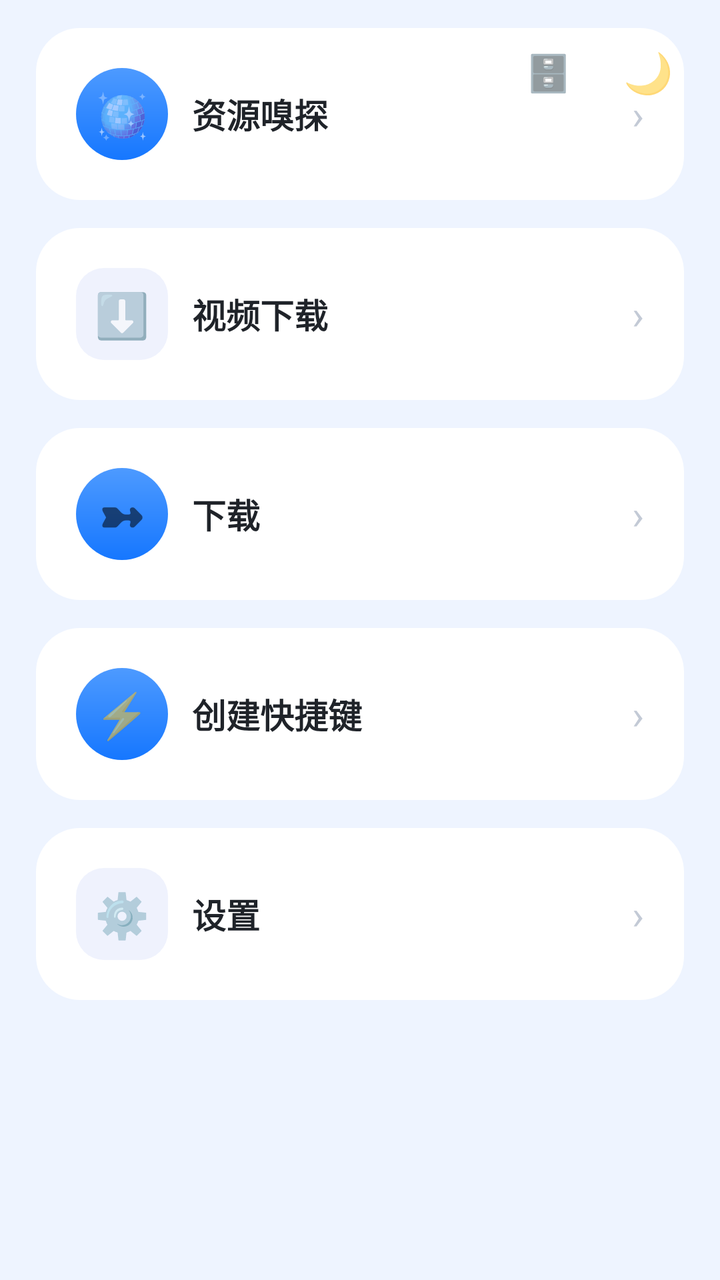
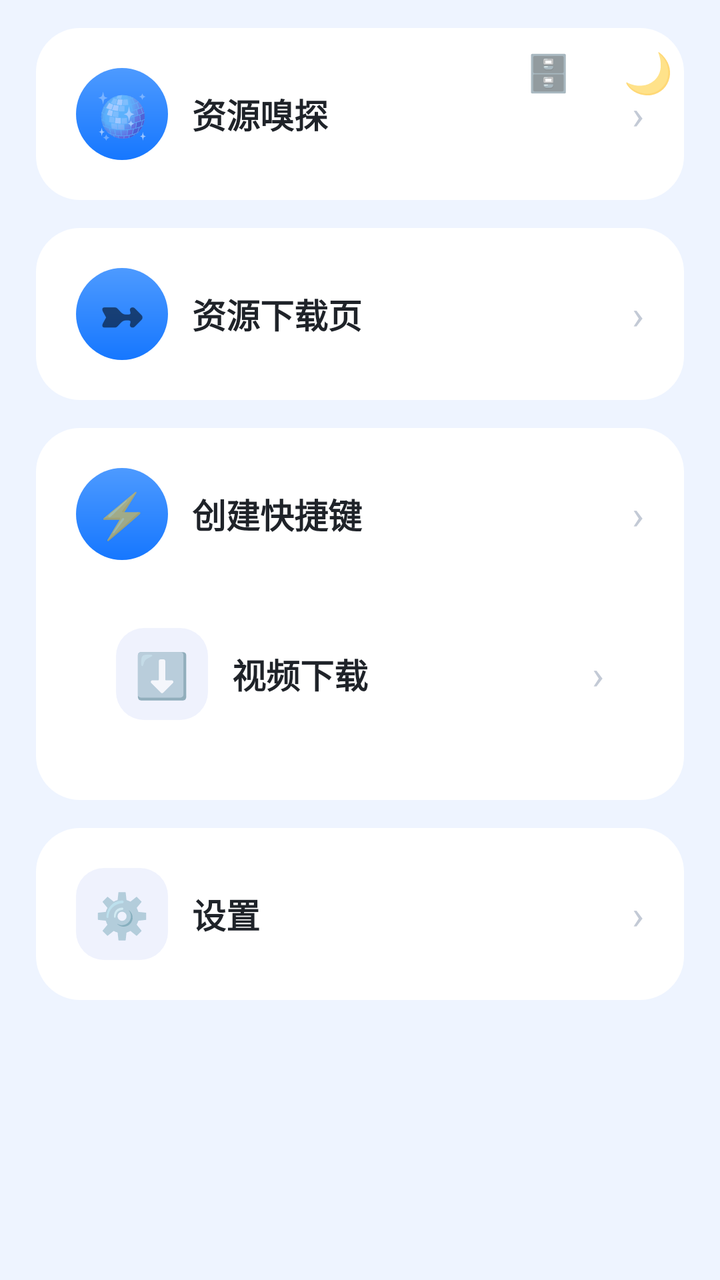

Two renders of the same Android screen: before a commit and after it. Below are the layout's source before the change and the commit's diff.
<!-- AndroidManifest.xml: application theme AppTheme -->
<!-- res/layout/activity_toolbox.xml -->
<?xml version="1.0" encoding="utf-8"?>
<FrameLayout xmlns:android="http://schemas.android.com/apk/res/android"
    android:id="@+id/toolRoot"
    android:layout_width="match_parent" android:layout_height="match_parent">

    <TextView android:id="@+id/lanToggle"
        android:layout_width="44dp" android:layout_height="44dp"
        android:layout_gravity="top|right" android:layout_marginTop="14dp" android:layout_marginRight="64dp"
        android:gravity="center" android:elevation="6dp"
        android:text="🗄️" android:textSize="18sp"/>

    <TextView android:id="@+id/themeToggle"
        android:layout_width="44dp" android:layout_height="44dp"
        android:layout_gravity="top|right" android:layout_margin="14dp"
        android:gravity="center" android:elevation="6dp"
        android:text="🌙" android:textSize="20sp"/>

    <LinearLayout android:id="@+id/toolColumn"
        android:layout_width="match_parent" android:layout_height="match_parent"
        android:orientation="vertical"
        android:background="@color/bg">

        <ScrollView
            android:layout_width="match_parent" android:layout_height="match_parent"
            android:fillViewport="true" android:scrollbars="none">

            <LinearLayout
                android:layout_width="match_parent" android:layout_height="wrap_content"
                android:orientation="vertical"
                android:paddingLeft="18dp" android:paddingRight="18dp"
                android:paddingTop="14dp" android:paddingBottom="18dp">

                <LinearLayout android:tag="card" android:id="@+id/cardPlayer"
                    android:layout_width="match_parent" android:layout_height="wrap_content"
                    android:layout_marginTop="0dp"
                    android:background="@drawable/bg_card" android:orientation="vertical"
                    android:padding="20dp">

                    <LinearLayout
                        android:layout_width="match_parent" android:layout_height="wrap_content"
                        android:orientation="horizontal" android:gravity="center_vertical">
                        <TextView
                            android:layout_width="46dp" android:layout_height="46dp"
                            android:background="@drawable/bg_btn"
                            android:text="🪩" android:textSize="22sp" android:gravity="center"/>
                        <TextView
                            android:layout_width="0dp" android:layout_height="wrap_content"
                            android:layout_weight="1" android:layout_marginLeft="12dp"
                            android:text="资源嗅探" android:textSize="17sp"
                            android:textStyle="bold" android:tag="title" android:textColor="@color/textMain"/>
                        <TextView android:text="›" android:textSize="20sp"
                            android:textColor="#C3CAD6"
                            android:layout_width="wrap_content" android:layout_height="wrap_content"/>
                    </LinearLayout>
                </LinearLayout>

                <LinearLayout android:tag="card" android:id="@+id/cardVideoDl"
                    android:layout_width="match_parent" android:layout_height="wrap_content"
                    android:layout_marginTop="14dp"
                    android:background="@drawable/bg_card" android:orientation="vertical"
                    android:padding="20dp">
                    <LinearLayout
                        android:layout_width="match_parent" android:layout_height="wrap_content"
                        android:orientation="horizontal" android:gravity="center_vertical">
                        <TextView
                            android:layout_width="46dp" android:layout_height="46dp"
                            android:background="@drawable/bg_btn_blue"
                            android:text="⬇️" android:textSize="22sp" android:gravity="center"/>
                        <TextView
                            android:layout_width="0dp" android:layout_height="wrap_content"
                            android:layout_weight="1" android:layout_marginLeft="12dp"
                            android:text="视频下载" android:textSize="17sp"
                            android:textStyle="bold" android:tag="title" android:textColor="@color/textMain"/>
                        <TextView android:text="›" android:textSize="20sp"
                            android:textColor="#C3CAD6"
                            android:layout_width="wrap_content" android:layout_height="wrap_content"/>
                    </LinearLayout>
                </LinearLayout>

                <LinearLayout android:tag="card" android:id="@+id/cardDownload"
                    android:layout_width="match_parent" android:layout_height="wrap_content"
                    android:layout_marginTop="14dp"
                    android:background="@drawable/bg_card" android:orientation="vertical"
                    android:padding="20dp">
                    <LinearLayout
                        android:layout_width="match_parent" android:layout_height="wrap_content"
                        android:orientation="horizontal" android:gravity="center_vertical">
                        <TextView
                            android:layout_width="46dp" android:layout_height="46dp"
                            android:background="@drawable/bg_btn"
                            android:text="➼" android:textSize="22sp" android:gravity="center"/>
                        <TextView
                            android:layout_width="0dp" android:layout_height="wrap_content"
                            android:layout_weight="1" android:layout_marginLeft="12dp"
                            android:text="下载" android:textSize="17sp"
                            android:textStyle="bold" android:tag="title" android:textColor="@color/textMain"/>
                        <TextView android:text="›" android:textSize="20sp"
                            android:textColor="#C3CAD6"
                            android:layout_width="wrap_content" android:layout_height="wrap_content"/>
                    </LinearLayout>
                </LinearLayout>
                <LinearLayout android:tag="card" android:id="@+id/cardShortcut"
                    android:layout_width="match_parent" android:layout_height="wrap_content"
                    android:layout_marginTop="14dp"
                    android:background="@drawable/bg_card" android:orientation="vertical"
                    android:padding="20dp">
                    <LinearLayout
                        android:layout_width="match_parent" android:layout_height="wrap_content"
                        android:orientation="horizontal" android:gravity="center_vertical">
                        <TextView
                            android:layout_width="46dp" android:layout_height="46dp"
                            android:background="@drawable/bg_btn" android:padding="8dp"
                            android:text="⚡" android:textSize="22sp" android:gravity="center"/>
                        <TextView
                            android:layout_width="0dp" android:layout_height="wrap_content"
                            android:layout_weight="1" android:layout_marginLeft="12dp"
                            android:text="创建快捷键" android:textSize="17sp"
                            android:textStyle="bold" android:tag="title" android:textColor="@color/textMain"/>
                        <TextView android:text="›" android:textSize="20sp"
                            android:textColor="#C3CAD6"
                            android:layout_width="wrap_content" android:layout_height="wrap_content"/>
                    </LinearLayout>
                </LinearLayout>

                <LinearLayout android:tag="card" android:id="@+id/cardSettings"
                    android:layout_width="match_parent" android:layout_height="wrap_content"
                    android:layout_marginTop="14dp"
                    android:background="@drawable/bg_card" android:orientation="vertical"
                    android:padding="20dp">
                    <LinearLayout
                        android:layout_width="match_parent" android:layout_height="wrap_content"
                        android:orientation="horizontal" android:gravity="center_vertical">
                        <TextView
                            android:layout_width="46dp" android:layout_height="46dp"
                            android:background="@drawable/bg_btn_blue" android:padding="8dp"
                            android:text="⚙️" android:textSize="22sp" android:gravity="center"/>
                        <TextView
                            android:layout_width="0dp" android:layout_height="wrap_content"
                            android:layout_weight="1" android:layout_marginLeft="12dp"
                            android:text="设置" android:textSize="17sp"
                            android:textStyle="bold" android:tag="title" android:textColor="@color/textMain"/>
                        <TextView android:text="›" android:textSize="20sp"
                            android:textColor="#C3CAD6"
                            android:layout_width="wrap_content" android:layout_height="wrap_content"/>
                    </LinearLayout>
                </LinearLayout>


            </LinearLayout>
        </ScrollView>
    </LinearLayout>
</FrameLayout>
<!-- resources referenced by this layout -->
<resources>
  <color name="bg">#EEF4FF</color>
  <color name="textMain">#1F2329</color>
  <!-- drawable bg_btn (drawable) -->
  <?xml version="1.0" encoding="utf-8"?>
  <ripple xmlns:android="http://schemas.android.com/apk/res/android">
      <item>
          <shape>
              <gradient android:startColor="#4D9AFF" android:endColor="#1677FF" android:angle="270"/>
              <corners android:radius="26dp"/>
          </shape>
      </item>
  </ripple>
  <!-- drawable bg_btn_blue (drawable) -->
  <?xml version="1.0" encoding="utf-8"?>
  <shape xmlns:android="http://schemas.android.com/apk/res/android" android:shape="rectangle">
      <solid android:color="#14315CDE"/>
      <corners android:radius="14dp"/>
  </shape>
  <!-- drawable bg_card (drawable) -->
  <?xml version="1.0" encoding="utf-8"?>
  <shape xmlns:android="http://schemas.android.com/apk/res/android">
      <solid android:color="#FFFFFF"/>
      <corners android:radius="22dp"/>
  </shape>
  <style name="AppTheme" parent="android:Theme.Material.Light.NoActionBar">
          <item name="android:windowFullscreen">true</item>
          <item name="android:windowNoTitle">true</item>
          <item name="android:windowTranslucentNavigation">true</item>
          <item name="android:windowBackground">@color/bg</item>
          <item name="android:colorAccent">@color/blue2</item>
      </style>
  <color name="blue2">#1677FF</color>
</resources>

<!-- the commit's change to res/layout/activity_toolbox.xml (unified diff, before → after) -->
@@ -54,29 +54,6 @@
                     </LinearLayout>
                 </LinearLayout>
 
-                <LinearLayout android:tag="card" android:id="@+id/cardVideoDl"
-                    android:layout_width="match_parent" android:layout_height="wrap_content"
-                    android:layout_marginTop="14dp"
-                    android:background="@drawable/bg_card" android:orientation="vertical"
-                    android:padding="20dp">
-                    <LinearLayout
-                        android:layout_width="match_parent" android:layout_height="wrap_content"
-                        android:orientation="horizontal" android:gravity="center_vertical">
-                        <TextView
-                            android:layout_width="46dp" android:layout_height="46dp"
-                            android:background="@drawable/bg_btn_blue"
-                            android:text="⬇️" android:textSize="22sp" android:gravity="center"/>
-                        <TextView
-                            android:layout_width="0dp" android:layout_height="wrap_content"
-                            android:layout_weight="1" android:layout_marginLeft="12dp"
-                            android:text="视频下载" android:textSize="17sp"
-                            android:textStyle="bold" android:tag="title" android:textColor="@color/textMain"/>
-                        <TextView android:text="›" android:textSize="20sp"
-                            android:textColor="#C3CAD6"
-                            android:layout_width="wrap_content" android:layout_height="wrap_content"/>
-                    </LinearLayout>
-                </LinearLayout>
-
                 <LinearLayout android:tag="card" android:id="@+id/cardDownload"
                     android:layout_width="match_parent" android:layout_height="wrap_content"
                     android:layout_marginTop="14dp"
@@ -92,7 +69,7 @@
                         <TextView
                             android:layout_width="0dp" android:layout_height="wrap_content"
                             android:layout_weight="1" android:layout_marginLeft="12dp"
-                            android:text="下载" android:textSize="17sp"
+                            android:text="资源下载页" android:textSize="17sp"
                             android:textStyle="bold" android:tag="title" android:textColor="@color/textMain"/>
                         <TextView android:text="›" android:textSize="20sp"
                             android:textColor="#C3CAD6"
@@ -120,6 +97,31 @@
                             android:textColor="#C3CAD6"
                             android:layout_width="wrap_content" android:layout_height="wrap_content"/>
                     </LinearLayout>
+
+                <LinearLayout android:tag="card" android:id="@+id/cardVideoDl"
+                    android:layout_width="match_parent" android:layout_height="wrap_content"
+                    android:layout_marginTop="14dp"
+                    android:background="@drawable/bg_card" android:orientation="vertical"
+                    android:padding="20dp">
+                    <LinearLayout
+                        android:layout_width="match_parent" android:layout_height="wrap_content"
+                        android:orientation="horizontal" android:gravity="center_vertical">
+                        <TextView
+                            android:layout_width="46dp" android:layout_height="46dp"
+                            android:background="@drawable/bg_btn_blue"
+                            android:text="⬇️" android:textSize="22sp" android:gravity="center"/>
+                        <TextView
+                            android:layout_width="0dp" android:layout_height="wrap_content"
+                            android:layout_weight="1" android:layout_marginLeft="12dp"
+                            android:text="视频下载" android:textSize="17sp"
+                            android:textStyle="bold" android:tag="title" android:textColor="@color/textMain"/>
+                        <TextView android:text="›" android:textSize="20sp"
+                            android:textColor="#C3CAD6"
+                            android:layout_width="wrap_content" android:layout_height="wrap_content"/>
+                    </LinearLayout>
+                </LinearLayout>
+
+                
                 </LinearLayout>
 
                 <LinearLayout android:tag="card" android:id="@+id/cardSettings"
